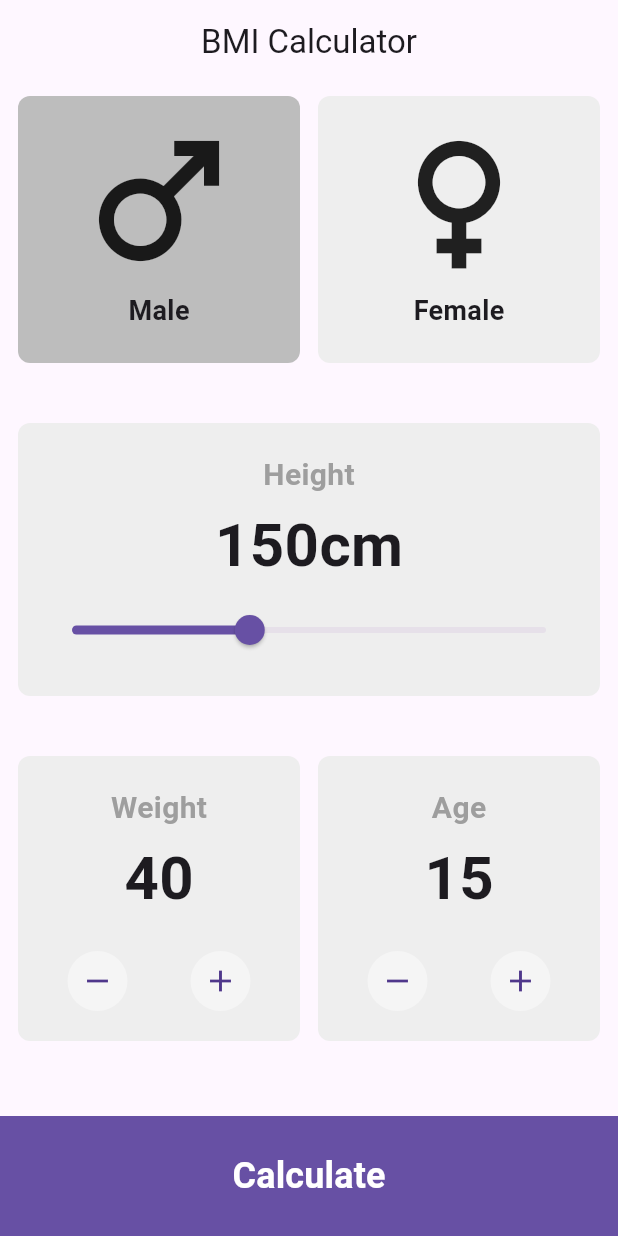
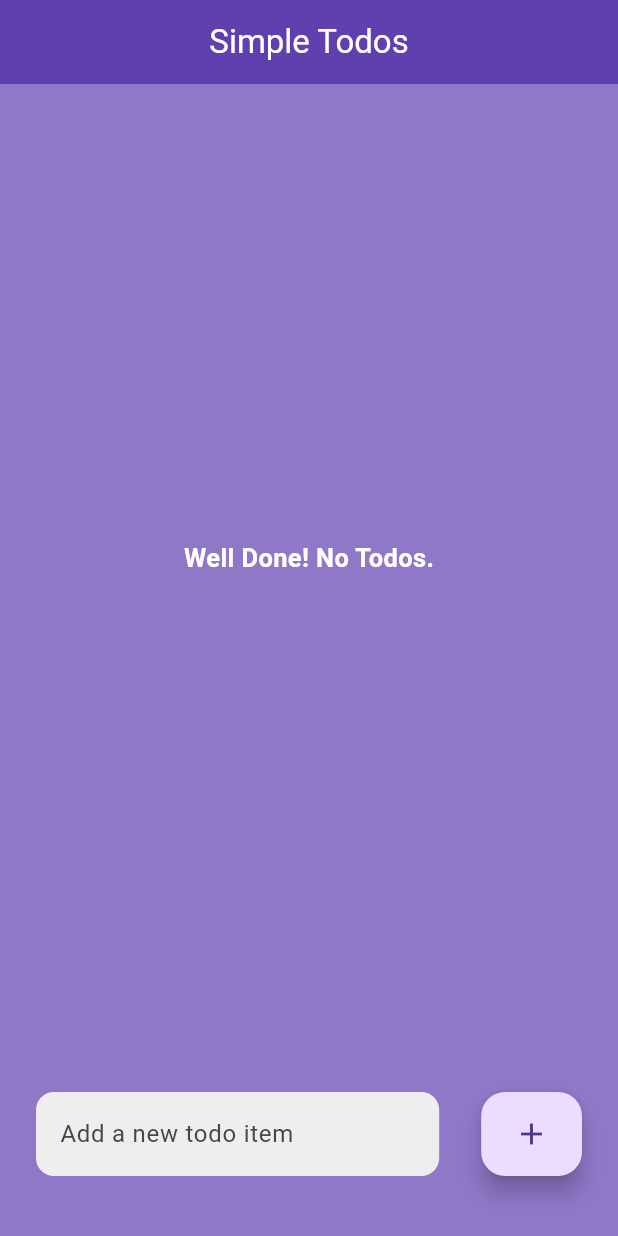
Before and after one commit to Abdullah-Rashed/Ignition-IBR, a Flutter app: the screen it shows after launch, on a phone screen of 412 x 824 dp. Run offline on Flutter 3.47's test engine with Material 3 defaults, Android fonts, the phone set to English and light mode, and no system bars; our stand-ins replace bloc, flutter_bloc, gap, shared_preferences.

Commit message:
todo_app-done

```diff
--- /dev/null
+++ b/lib/course-sections/todo_app/model/todo_model.dart
@@ -0,0 +1,8 @@
+class TodoModel {
+  int id;
+  String todoName;
+  bool done;
+
+  TodoModel({required this.id, required this.todoName, required this.done});
+  //? fromJson converts List<Map<String, dynamic>> ==> TO List<TodoModel>
+}
--- /dev/null
+++ b/lib/course-sections/todo_app/shared/utils/shared_prefs.dart
@@ -0,0 +1,63 @@
+import 'dart:async' show Future;
+import 'package:shared_preferences/shared_preferences.dart' as sp;
+/* Define Shared prefrence Singleton Pattern */
+
+class SharedPrefs {
+  SharedPrefs._();
+
+  static Future<sp.SharedPreferences> get _instance async =>
+      _prefsInstance = await sp.SharedPreferences.getInstance();
+  static sp.SharedPreferences? _prefsInstance;
+
+  // call this method from iniState() function of mainApp().
+  static Future<sp.SharedPreferences?> initialize() async {
+    _prefsInstance = await _instance;
+    return _prefsInstance;
+  }
+
+  static String getString(String key, [String? defValue]) {
+    return _prefsInstance!.getString(key) ?? defValue ?? "";
+  }
+
+  static Future<bool> setString(String key, String value) async {
+    var prefs = await _instance;
+    return prefs.setString(key, value);
+  }
+
+  static int getInt(String key, [int? defValue]) {
+    return _prefsInstance!.getInt(key) ?? defValue ?? 0;
+  }
+
+  static Future<bool> setInt(String key, int value) async {
+    var prefs = await _instance;
+    return prefs.setInt(key, value);
+  }
+
+  static bool getBool(String key, [bool? defValue]) {
+    return _prefsInstance!.getBool(key) ?? defValue ?? false;
+  }
+
+  static Future<bool> setBool(String key, bool value) async {
+    var prefs = await _instance;
+    return prefs.setBool(key, value);
+  }
+
+  static double getDouble(String key, [double? defValue]) {
+    return _prefsInstance!.getDouble(key) ?? defValue ?? 0.0;
+  }
+
+  static Future<bool> setDouble(String? key, double? value) async {
+    var prefs = await _instance;
+    return prefs.setDouble(key!, value!);
+  }
+
+  static Future<void> clear() async {
+    var prefs = await _instance;
+    prefs.clear();
+  }
+
+  static Future<void> reload() async {
+    var prefs = await _instance;
+    prefs.reload();
+  }
+}
--- /dev/null
+++ b/lib/course-sections/todo_app/todo_app.dart
@@ -0,0 +1,19 @@
+import 'package:flutter/material.dart';
+import 'package:ignition/course-sections/todo_app/view/todos_screen.dart';
+
+class TodoApp extends StatelessWidget {
+  const TodoApp({super.key});
+
+  @override
+  Widget build(BuildContext context) {
+    return MaterialApp(
+      title: 'Ignition',
+      debugShowCheckedModeBanner: false,
+      theme: ThemeData(
+        primaryColor: Colors.teal,
+        useMaterial3: true,
+      ),
+      home: TodosScreen(), //? MVvM = Model View ViewModel
+    );
+  }
+}
--- /dev/null
+++ b/lib/course-sections/todo_app/view/todos_screen.dart
@@ -0,0 +1,93 @@
+import 'package:flutter/material.dart';
+import 'package:flutter_bloc/flutter_bloc.dart';
+import 'package:gap/gap.dart';
+import 'package:ignition/course-sections/todo_app/shared/widgets/todo.dart';
+import 'package:ignition/course-sections/todo_app/viewmodel/cubit.dart';
+import 'package:ignition/course-sections/todo_app/viewmodel/states.dart';
+
+class TodosScreen extends StatelessWidget {
+  const TodosScreen({super.key});
+
+  @override
+  Widget build(BuildContext context) {
+    return BlocProvider(
+      create: (context) => TodoCubit()..getTodos(),
+      child: BlocConsumer<TodoCubit, TodoStates>(
+        listener: (context, state) {},
+        builder: (context, state) {
+          final cubit = TodoCubit.get(context);
+          return Scaffold(
+            backgroundColor: const Color(0xFF8F78C8),
+            appBar: AppBar(
+              centerTitle: true,
+              foregroundColor: Colors.white,
+              backgroundColor: Color(0XFF6040AF),
+              title: Text("Simple Todos"),
+            ),
+            body: cubit.todos.isEmpty
+                ? Column(
+                    mainAxisAlignment: MainAxisAlignment.center,
+                    children: [
+                      Center(
+                        child: Text(
+                          "Well Done! No Todos.",
+                          style: TextStyle(
+                            color: Colors.white,
+                            fontWeight: FontWeight.w600,
+                            fontSize: 17,
+                          ),
+                        ),
+                      )
+                    ],
+                  )
+                : ListView.separated(
+                    padding: EdgeInsets.all(16),
+                    itemCount: cubit.todos.length,
+                    separatorBuilder: (context, index) => Gap(20),
+                    itemBuilder: (context, index) => Todo(
+                      todoName: cubit.todos[index]["todo_name"],
+                      done: cubit.todos[index]["done"],
+                      onChanged: (value) => cubit.toggleTodo(
+                        id: cubit.todos[index]["id"],
+                        value: value!,
+                      ),
+                    ),
+                  ),
+            bottomNavigationBar: Container(
+              padding: EdgeInsets.symmetric(vertical: 40, horizontal: 24),
+              child: Row(
+                mainAxisAlignment: MainAxisAlignment.spaceBetween,
+                crossAxisAlignment: CrossAxisAlignment.start,
+                children: [
+                  Expanded(
+                    flex: 4,
+                    child: TextFormField(
+                      controller: cubit.todoFieldController,
+                      decoration: InputDecoration(
+                        filled: true,
+                        fillColor: Colors.grey.shade200,
+                        hintText: "Add a new todo item",
+                        border: OutlineInputBorder(
+                          borderRadius: BorderRadius.circular(12),
+                          borderSide: BorderSide.none,
+                        ),
+                      ),
+                    ),
+                  ),
+                  Gap(28),
+                  Expanded(
+                    flex: 1,
+                    child: FloatingActionButton(
+                      onPressed: () => cubit.createTodo(),
+                      child: Icon(Icons.add),
+                    ),
+                  )
+                ],
+              ),
+            ),
+          );
+        },
+      ),
+    );
+  }
+}
--- /dev/null
+++ b/lib/course-sections/todo_app/viewmodel/cubit.dart
@@ -0,0 +1,55 @@
+import 'dart:convert';
+
+import 'package:flutter/material.dart';
+import 'package:flutter_bloc/flutter_bloc.dart';
+import 'package:ignition/course-sections/todo_app/model/todo_model.dart';
+import 'package:ignition/course-sections/todo_app/shared/utils/shared_prefs.dart';
+import 'package:ignition/course-sections/todo_app/viewmodel/states.dart';
+
+class TodoCubit extends Cubit<TodoStates> {
+  TodoCubit() : super(TodoInitState());
+
+  static TodoCubit get(context) => BlocProvider.of(context);
+
+  final todoFieldController = TextEditingController();
+
+  void getTodos() {
+    if (SharedPrefs.getString("todos").isNotEmpty) {
+      todos = json.decode(SharedPrefs.getString("todos"));
+    }
+
+    print(todos);
+  }
+
+  void saveTodos() {
+    SharedPrefs.setString("todos", json.encode(todos));
+  }
+
+  //? Map<String, dynamic> jsonObject = {"": ""};
+  List<dynamic> todos = List.empty(growable: true);
+
+  void toggleTodo({required int id, required bool value}) {
+    todos.map((todo) {
+      if (todo["id"] == id) {
+        todo["done"] = value;
+        emit(ToggledState());
+      }
+    }).toList();
+    saveTodos();
+  }
+
+  void createTodo() {
+    if (todoFieldController.text.trim().isNotEmpty) {
+      todos.add(
+        {
+          "id": todos.length + 1,
+          "todo_name": todoFieldController.text.trim(),
+          "done": false,
+        },
+      );
+      todoFieldController.clear();
+      saveTodos();
+      emit(CreateTodoState());
+    }
+  }
+}
--- /dev/null
+++ b/lib/course-sections/todo_app/viewmodel/states.dart
@@ -0,0 +1,7 @@
+abstract class TodoStates {}
+
+class TodoInitState extends TodoStates {}
+
+class ToggledState extends TodoStates {}
+
+class CreateTodoState extends TodoStates {}
--- a/pubspec.yaml
+++ b/pubspec.yaml
@@ -36,6 +36,7 @@ dependencies:
   cupertino_icons: ^1.0.8
   gap: ^3.0.1
   flutter_bloc: ^9.0.0
+  shared_preferences: ^2.5.1
 
 dev_dependencies:
   flutter_test:
```
Also changed, not shown: lib/course-sections/todo_app/shared/widgets/todo.dart (added, +46 -0 lines), lib/main.dart (+5 -2 lines), pubspec.lock.
